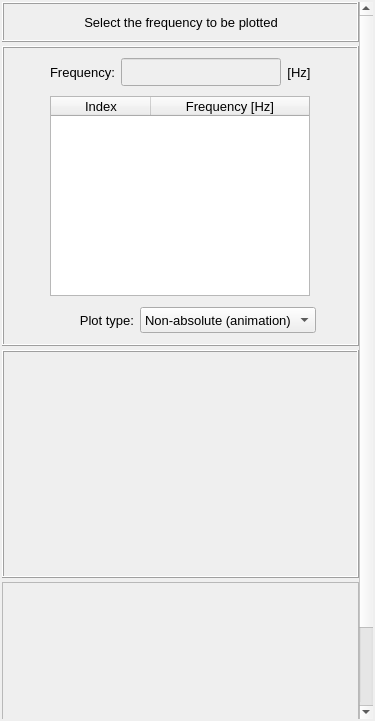
This is vibra/interface/data/ui_files/plots/acoustic/acoustic_pressure_field_inputs.ui in MOPT-UFSC/VIBRA as Qt 5 draws it before an edit. The edited form follows.
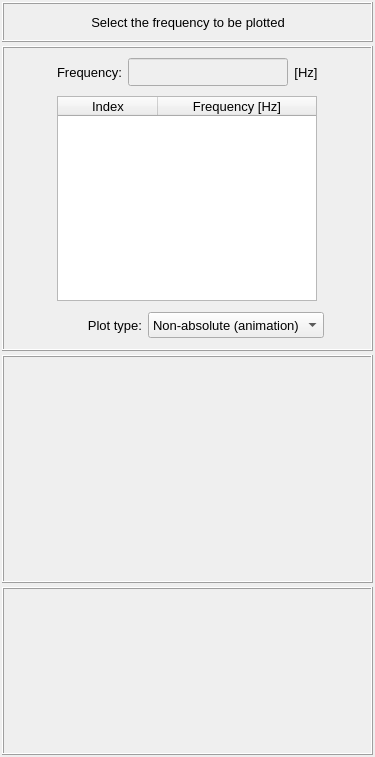
This is the edited form.

What changed in the file:
```diff
--- a/vibra/interface/data/ui_files/plots/acoustic/acoustic_pressure_field_inputs.ui
+++ b/vibra/interface/data/ui_files/plots/acoustic/acoustic_pressure_field_inputs.ui
@@ -7,7 +7,7 @@
     <x>0</x>
     <y>0</y>
     <width>375</width>
-    <height>721</height>
+    <height>757</height>
    </rect>
   </property>
   <property name="windowTitle">
@@ -42,8 +42,8 @@
        <rect>
         <x>0</x>
         <y>0</y>
-        <width>357</width>
-        <height>808</height>
+        <width>371</width>
+        <height>753</height>
        </rect>
       </property>
       <layout class="QGridLayout" name="gridLayout_6">
@@ -70,17 +70,17 @@
          <property name="minimumSize">
           <size>
            <width>0</width>
-           <height>228</height>
+           <height>168</height>
           </size>
          </property>
          <property name="maximumSize">
           <size>
            <width>16777215</width>
-           <height>228</height>
+           <height>168</height>
           </size>
          </property>
          <property name="frameShape">
-          <enum>QFrame::Shape::StyledPanel</enum>
+          <enum>QFrame::Shape::Box</enum>
          </property>
          <property name="frameShadow">
           <enum>QFrame::Shadow::Raised</enum>
```
